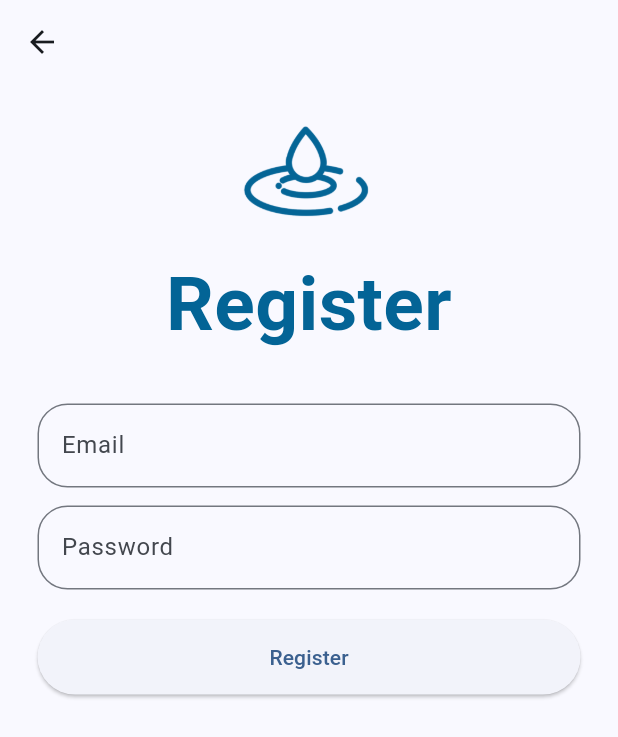
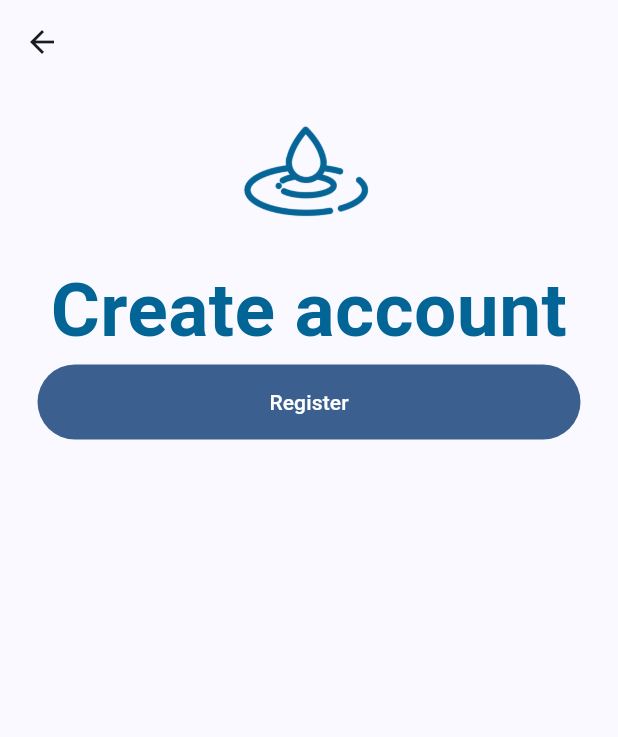
Before and after one commit to bot-fonseca/SipSync, a Flutter app: the screen it shows after launch, after a tap on "Get Started", on a phone screen of 412 x 824 dp. Shown: the top 737 px of the screen. Run offline on Flutter 3.47's test engine with Material 3 defaults, Android fonts, the phone set to English and light mode, and no system bars; our stand-ins replace lottie, shared_preferences.

Commit message:
new page for register new people

```diff
--- a/sipsync/lib/views/pages/login_page.dart
+++ b/sipsync/lib/views/pages/login_page.dart
@@ -57,7 +57,7 @@ class _LoginPageState extends State<LoginPage> {
                 onEditingComplete: () => setState(() {}),
               ),
               SizedBox(height: 20),
-              ElevatedButton(
+              FilledButton(
                 onPressed: () {
                   onLoginPressed();
                 },
--- /dev/null
+++ b/sipsync/lib/views/pages/register_page.dart
@@ -0,0 +1,43 @@
+import 'package:flutter/material.dart';
+import 'package:sipsync/views/pages/login_page.dart';
+import 'package:sipsync/views/widgets/hero_widget.dart';
+
+class RegisterPage extends StatelessWidget {
+  const RegisterPage({super.key});
+
+
+
+  @override
+  Widget build(BuildContext context) {
+    return Scaffold(
+      appBar: AppBar(),
+      body: SingleChildScrollView(
+        child: Padding(
+          padding: const EdgeInsets.all(25.0),
+          child: Column(
+            children: [
+              SizedBox(width: 400, child: HeroWidget(title: 'Create account')),
+
+              FilledButton(
+                onPressed: () {
+                  Navigator.push(
+                      context,
+                      MaterialPageRoute(
+                        builder: (context) {
+                          return LoginPage(title: 'Login');
+                        },
+                      ),
+                    );
+                },
+                style: ElevatedButton.styleFrom(
+                  minimumSize: Size(double.infinity, 50),
+                ),
+                child: Text('Register'),
+              ),
+            ],
+          ),
+        ),
+      ),
+    );
+  }
+}
--- a/sipsync/lib/views/pages/welcome_page.dart
+++ b/sipsync/lib/views/pages/welcome_page.dart
@@ -1,6 +1,7 @@
 import 'package:flutter/material.dart';
 import 'package:lottie/lottie.dart';
 import 'package:sipsync/views/pages/login_page.dart';
+import 'package:sipsync/views/pages/register_page.dart';
 
 class WelcomePage extends StatelessWidget {
   const WelcomePage({super.key});
@@ -33,7 +34,7 @@ class WelcomePage extends StatelessWidget {
                       context,
                       MaterialPageRoute(
                         builder: (context) {
-                          return LoginPage(title: 'Register');
+                          return RegisterPage();
                         },
                       ),
                     );
--- a/sipsync/lib/views/widgets/hero_widget.dart
+++ b/sipsync/lib/views/widgets/hero_widget.dart
@@ -22,13 +22,13 @@ class HeroWidget extends StatelessWidget {
             ),
           ),
         ),
-        const SizedBox(height: 16),
+        const SizedBox(height: 20),
         Text(
           title,
           textAlign: TextAlign.center,
           style: const TextStyle(
             fontWeight: FontWeight.bold,
-            fontSize: 50, // a bit smaller
+            fontSize: 50,
             color: Color.fromARGB(255, 3, 100, 150),
           ),
         ),
```
